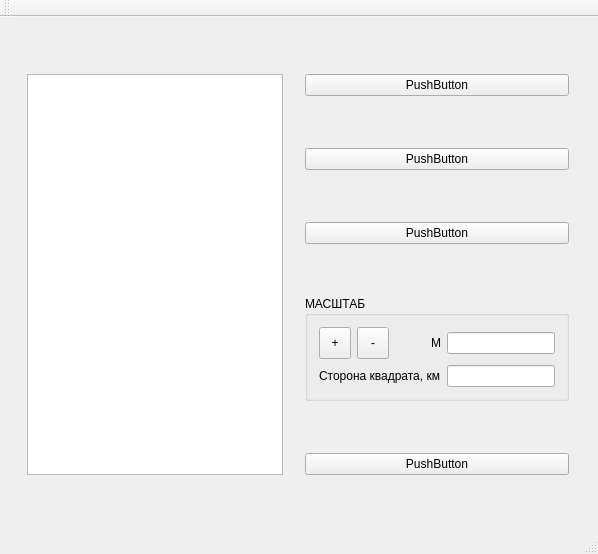
Old version of the form mainwindow.ui in the repository dzmat/sh5_viewer.
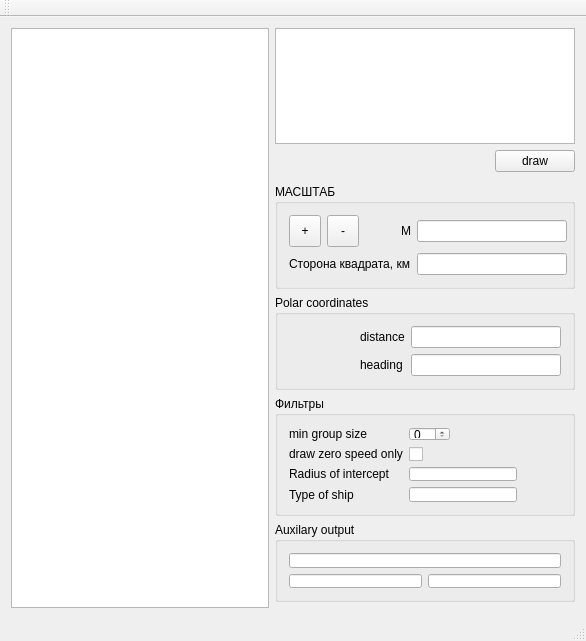
New version of the form.

Commit message: form design v1

Patch:
```diff
--- a/mainwindow.ui
+++ b/mainwindow.ui
@@ -6,8 +6,8 @@
    <rect>
     <x>0</x>
     <y>0</y>
-    <width>598</width>
-    <height>554</height>
+    <width>586</width>
+    <height>641</height>
    </rect>
   </property>
   <property name="windowTitle">
@@ -15,57 +15,323 @@
   </property>
   <widget class="QWidget" name="centralWidget">
    <layout class="QGridLayout" name="gridLayout">
-    <item row="0" column="1">
-     <widget class="QPushButton" name="pushButton_3">
-      <property name="text">
-       <string>PushButton</string>
+    <item row="9" column="1">
+     <widget class="QGroupBox" name="groupBox_auxilary">
+      <property name="sizePolicy">
+       <sizepolicy hsizetype="Fixed" vsizetype="Fixed">
+        <horstretch>0</horstretch>
+        <verstretch>0</verstretch>
+       </sizepolicy>
       </property>
-     </widget>
+      <property name="minimumSize">
+       <size>
+        <width>300</width>
+        <height>80</height>
+       </size>
+      </property>
+      <property name="maximumSize">
+       <size>
+        <width>300</width>
+        <height>80</height>
+       </size>
+      </property>
+      <property name="title">
+       <string>Auxilary output</string>
+      </property>
+      <layout class="QGridLayout" name="gridLayout_5">
+       <item row="0" column="0" colspan="2">
+        <widget class="QLineEdit" name="lineEdit_7"/>
+       </item>
+       <item row="1" column="0">
+        <widget class="QLineEdit" name="lineEdit_8"/>
     </item>
     <item row="1" column="1">
-     <widget class="QPushButton" name="pushButton_4">
-      <property name="text">
-       <string>PushButton</string>
-      </property>
-     </widget>
-    </item>
-    <item row="2" column="1">
-     <widget class="QPushButton" name="pushButton_2">
-      <property name="text">
-       <string>PushButton</string>
-      </property>
+        <widget class="QLineEdit" name="lineEdit_9"/>
+       </item>
+      </layout>
      </widget>
     </item>
-    <item row="4" column="1">
-     <widget class="QPushButton" name="pushButton">
-      <property name="text">
-       <string>PushButton</string>
-      </property>
-     </widget>
-    </item>
-    <item row="0" column="0" rowspan="5">
+    <item row="0" column="0" rowspan="11">
      <widget class="QGraphicsView" name="graphicsView">
       <property name="sizePolicy">
-       <sizepolicy hsizetype="Fixed" vsizetype="Expanding">
+       <sizepolicy hsizetype="Expanding" vsizetype="Expanding">
         <horstretch>0</horstretch>
         <verstretch>0</verstretch>
        </sizepolicy>
+      </property>
+     </widget>
+    </item>
+    <item row="8" column="1">
+     <widget class="QGroupBox" name="groupBox_filters">
+      <property name="sizePolicy">
+       <sizepolicy hsizetype="Fixed" vsizetype="Fixed">
+        <horstretch>0</horstretch>
+        <verstretch>0</verstretch>
+       </sizepolicy>
+      </property>
+      <property name="minimumSize">
+       <size>
+        <width>300</width>
+        <height>0</height>
+       </size>
+      </property>
+      <property name="maximumSize">
+       <size>
+        <width>300</width>
+        <height>120</height>
+       </size>
+      </property>
+      <property name="title">
+       <string>Фильтры</string>
+      </property>
+      <layout class="QFormLayout" name="formLayout">
+       <item row="0" column="0">
+        <widget class="QLabel" name="label_5">
+         <property name="sizePolicy">
+          <sizepolicy hsizetype="Fixed" vsizetype="Preferred">
+           <horstretch>0</horstretch>
+           <verstretch>0</verstretch>
+          </sizepolicy>
+         </property>
+         <property name="text">
+          <string>min group size</string>
+         </property>
+        </widget>
+       </item>
+       <item row="0" column="1">
+        <widget class="QSpinBox" name="spinBox">
+         <property name="sizePolicy">
+          <sizepolicy hsizetype="Fixed" vsizetype="Fixed">
+           <horstretch>0</horstretch>
+           <verstretch>0</verstretch>
+          </sizepolicy>
+         </property>
+         <property name="minimumSize">
+          <size>
+           <width>30</width>
+           <height>0</height>
+          </size>
+         </property>
+        </widget>
+       </item>
+       <item row="1" column="0">
+        <widget class="QLabel" name="label_8">
+         <property name="text">
+          <string>draw zero speed only</string>
+         </property>
+        </widget>
+       </item>
+       <item row="1" column="1">
+        <widget class="QCheckBox" name="checkBox">
+         <property name="sizePolicy">
+          <sizepolicy hsizetype="Fixed" vsizetype="Fixed">
+           <horstretch>0</horstretch>
+           <verstretch>0</verstretch>
+          </sizepolicy>
+         </property>
+         <property name="text">
+          <string/>
+         </property>
+        </widget>
+       </item>
+       <item row="2" column="0">
+        <widget class="QLabel" name="label_6">
+         <property name="sizePolicy">
+          <sizepolicy hsizetype="Fixed" vsizetype="Preferred">
+           <horstretch>0</horstretch>
+           <verstretch>0</verstretch>
+          </sizepolicy>
+         </property>
+         <property name="text">
+          <string>Radius of intercept</string>
+         </property>
+        </widget>
+       </item>
+       <item row="2" column="1">
+        <widget class="QLineEdit" name="lineEdit_5">
+         <property name="sizePolicy">
+          <sizepolicy hsizetype="Fixed" vsizetype="Fixed">
+           <horstretch>0</horstretch>
+           <verstretch>0</verstretch>
+          </sizepolicy>
+         </property>
+         <property name="minimumSize">
+          <size>
+           <width>100</width>
+           <height>0</height>
+          </size>
+         </property>
+        </widget>
+       </item>
+       <item row="3" column="0">
+        <widget class="QLabel" name="label_7">
+         <property name="sizePolicy">
+          <sizepolicy hsizetype="Fixed" vsizetype="Preferred">
+           <horstretch>0</horstretch>
+           <verstretch>0</verstretch>
+          </sizepolicy>
+         </property>
+         <property name="text">
+          <string>Type of ship</string>
       </property>
      </widget>
     </item>
     <item row="3" column="1">
-     <widget class="QGroupBox" name="groupBox">
+        <widget class="QLineEdit" name="lineEdit_6">
       <property name="sizePolicy">
        <sizepolicy hsizetype="Fixed" vsizetype="Fixed">
         <horstretch>0</horstretch>
         <verstretch>0</verstretch>
        </sizepolicy>
+         </property>
+         <property name="minimumSize">
+          <size>
+           <width>100</width>
+           <height>0</height>
+          </size>
+         </property>
+        </widget>
+       </item>
+      </layout>
+     </widget>
+    </item>
+    <item row="0" column="1" rowspan="4">
+     <widget class="QTextEdit" name="textEdit">
+      <property name="sizePolicy">
+       <sizepolicy hsizetype="Fixed" vsizetype="Expanding">
+        <horstretch>0</horstretch>
+        <verstretch>0</verstretch>
+       </sizepolicy>
+      </property>
+      <property name="minimumSize">
+       <size>
+        <width>300</width>
+        <height>0</height>
+       </size>
+      </property>
+     </widget>
+    </item>
+    <item row="7" column="1">
+     <widget class="QGroupBox" name="groupBox_polarCoords">
+      <property name="sizePolicy">
+       <sizepolicy hsizetype="Fixed" vsizetype="Fixed">
+        <horstretch>0</horstretch>
+        <verstretch>0</verstretch>
+       </sizepolicy>
+      </property>
+      <property name="minimumSize">
+       <size>
+        <width>300</width>
+        <height>0</height>
+       </size>
+      </property>
+      <property name="maximumSize">
+       <size>
+        <width>300</width>
+        <height>16777215</height>
+       </size>
+      </property>
+      <property name="title">
+       <string>Polar coordinates</string>
+      </property>
+      <layout class="QGridLayout" name="gridLayout_4">
+       <item row="0" column="0">
+        <spacer name="horizontalSpacer">
+         <property name="orientation">
+          <enum>Qt::Horizontal</enum>
+         </property>
+         <property name="sizeHint" stdset="0">
+          <size>
+           <width>67</width>
+           <height>20</height>
+          </size>
+         </property>
+        </spacer>
+       </item>
+       <item row="0" column="1">
+        <widget class="QLabel" name="label_3">
+         <property name="sizePolicy">
+          <sizepolicy hsizetype="Fixed" vsizetype="Preferred">
+           <horstretch>0</horstretch>
+           <verstretch>0</verstretch>
+          </sizepolicy>
+         </property>
+         <property name="text">
+          <string>distance</string>
+         </property>
+        </widget>
+       </item>
+       <item row="0" column="2">
+        <widget class="QLineEdit" name="lineEdit_3">
+         <property name="sizePolicy">
+          <sizepolicy hsizetype="Fixed" vsizetype="Fixed">
+           <horstretch>0</horstretch>
+           <verstretch>0</verstretch>
+          </sizepolicy>
+         </property>
+         <property name="minimumSize">
+          <size>
+           <width>150</width>
+           <height>0</height>
+          </size>
+         </property>
+        </widget>
+       </item>
+       <item row="1" column="1">
+        <widget class="QLabel" name="label_4">
+         <property name="sizePolicy">
+          <sizepolicy hsizetype="Fixed" vsizetype="Preferred">
+           <horstretch>0</horstretch>
+           <verstretch>0</verstretch>
+          </sizepolicy>
+         </property>
+         <property name="text">
+          <string>heading</string>
+         </property>
+        </widget>
+       </item>
+       <item row="1" column="2">
+        <widget class="QLineEdit" name="lineEdit_4">
+         <property name="sizePolicy">
+          <sizepolicy hsizetype="Fixed" vsizetype="Fixed">
+           <horstretch>0</horstretch>
+           <verstretch>0</verstretch>
+          </sizepolicy>
+         </property>
+         <property name="minimumSize">
+          <size>
+           <width>150</width>
+           <height>0</height>
+          </size>
+         </property>
+        </widget>
+       </item>
+      </layout>
+     </widget>
+    </item>
+    <item row="6" column="1">
+     <widget class="QGroupBox" name="groupBox_scale">
+      <property name="sizePolicy">
+       <sizepolicy hsizetype="Fixed" vsizetype="Fixed">
+        <horstretch>0</horstretch>
+        <verstretch>0</verstretch>
+       </sizepolicy>
+      </property>
+      <property name="minimumSize">
+       <size>
+        <width>300</width>
+        <height>0</height>
+       </size>
+      </property>
+      <property name="maximumSize">
+       <size>
+        <width>300</width>
+        <height>16777215</height>
+       </size>
       </property>
       <property name="title">
        <string>МАСШТАБ</string>
       </property>
-      <layout class="QGridLayout" name="gridLayout_3">
-       <item row="0" column="0">
         <layout class="QGridLayout" name="gridLayout_2">
          <item row="1" column="3">
           <widget class="QLineEdit" name="lineEdit_2">
@@ -75,6 +341,12 @@
              <verstretch>0</verstretch>
             </sizepolicy>
            </property>
+         <property name="minimumSize">
+          <size>
+           <width>150</width>
+           <height>0</height>
+          </size>
+         </property>
           </widget>
          </item>
          <item row="0" column="1">
@@ -93,11 +365,17 @@
          <item row="0" column="3">
           <widget class="QLineEdit" name="lineEdit">
            <property name="sizePolicy">
-            <sizepolicy hsizetype="Preferred" vsizetype="Fixed">
+          <sizepolicy hsizetype="Fixed" vsizetype="Fixed">
              <horstretch>0</horstretch>
              <verstretch>0</verstretch>
             </sizepolicy>
            </property>
+         <property name="minimumSize">
+          <size>
+           <width>150</width>
+           <height>0</height>
+          </size>
+         </property>
           </widget>
          </item>
          <item row="0" column="0">
@@ -115,6 +393,12 @@
          </item>
          <item row="1" column="0" colspan="3" alignment="Qt::AlignRight">
           <widget class="QLabel" name="label_2">
+         <property name="sizePolicy">
+          <sizepolicy hsizetype="Fixed" vsizetype="Fixed">
+           <horstretch>0</horstretch>
+           <verstretch>0</verstretch>
+          </sizepolicy>
+         </property>
            <property name="text">
             <string>Сторона квадрата, км</string>
            </property>
@@ -122,14 +406,31 @@
          </item>
          <item row="0" column="2" alignment="Qt::AlignRight">
           <widget class="QLabel" name="label">
+         <property name="sizePolicy">
+          <sizepolicy hsizetype="Fixed" vsizetype="Fixed">
+           <horstretch>0</horstretch>
+           <verstretch>0</verstretch>
+          </sizepolicy>
+         </property>
            <property name="text">
             <string>M</string>
            </property>
           </widget>
          </item>
         </layout>
-       </item>
-      </layout>
+     </widget>
+    </item>
+    <item row="4" column="1" alignment="Qt::AlignRight">
+     <widget class="QPushButton" name="pushButton_2">
+      <property name="sizePolicy">
+       <sizepolicy hsizetype="Fixed" vsizetype="Fixed">
+        <horstretch>0</horstretch>
+        <verstretch>0</verstretch>
+       </sizepolicy>
+      </property>
+      <property name="text">
+       <string>draw</string>
+      </property>
      </widget>
     </item>
    </layout>
```
Left out of the diff: 2 changed lines with no effect on the pictures. Lines whose indentation alone changed are shown as unchanged.
